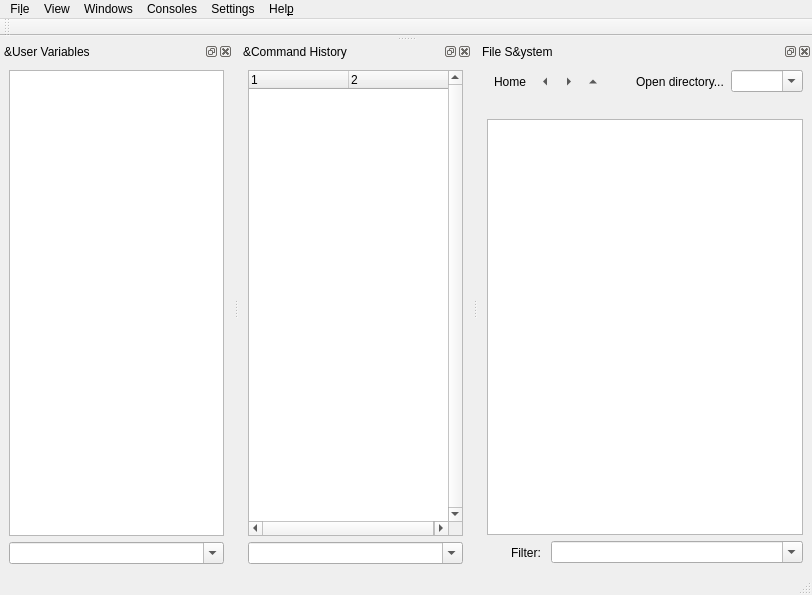
Old version of the form gui/mainwindow.ui in the repository ctigaret/scipyen.
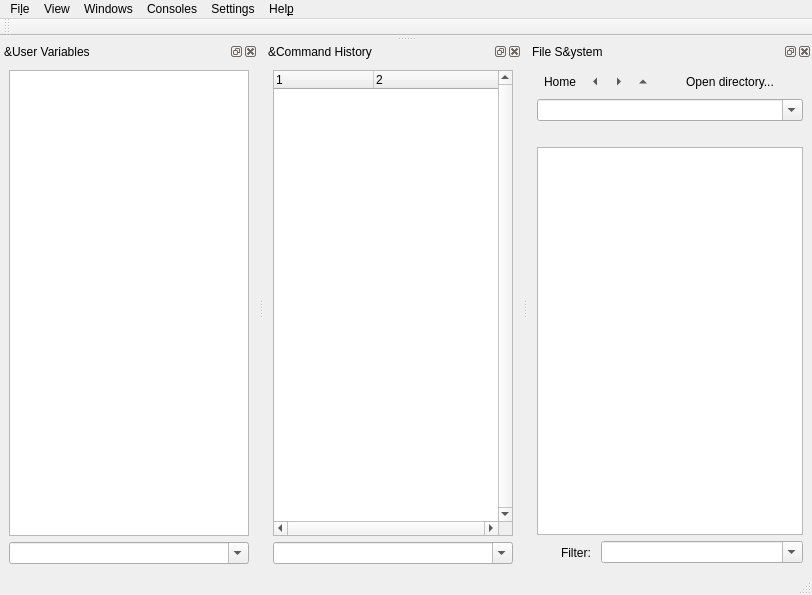
New version of the form. Icons and pictures are not drawn.

Commit message: continue work on breadcrumb navigator

```diff
--- a/gui/mainwindow.ui
+++ b/gui/mainwindow.ui
@@ -511,6 +511,21 @@
         </widget>
        </item>
        <item>
+        <spacer name="horizontalSpacer_2">
+         <property name="orientation">
+          <enum>Qt::Horizontal</enum>
+         </property>
+         <property name="sizeHint" stdset="0">
+          <size>
+           <width>40</width>
+           <height>20</height>
+          </size>
+         </property>
+        </spacer>
+       </item>
+      </layout>
+     </item>
+     <item>
         <widget class="QComboBox" name="directoryComboBox">
          <property name="sizePolicy">
           <sizepolicy hsizetype="Preferred" vsizetype="Fixed">
@@ -534,8 +549,6 @@
           <bool>true</bool>
          </property>
         </widget>
-       </item>
-      </layout>
      </item>
      <item>
       <layout class="QVBoxLayout" name="verticalLayout_2">
```
Left out of the diff: 5 changed lines with no effect on the pictures. Lines whose indentation alone changed are shown as unchanged. The commit also changes 1 other file.
